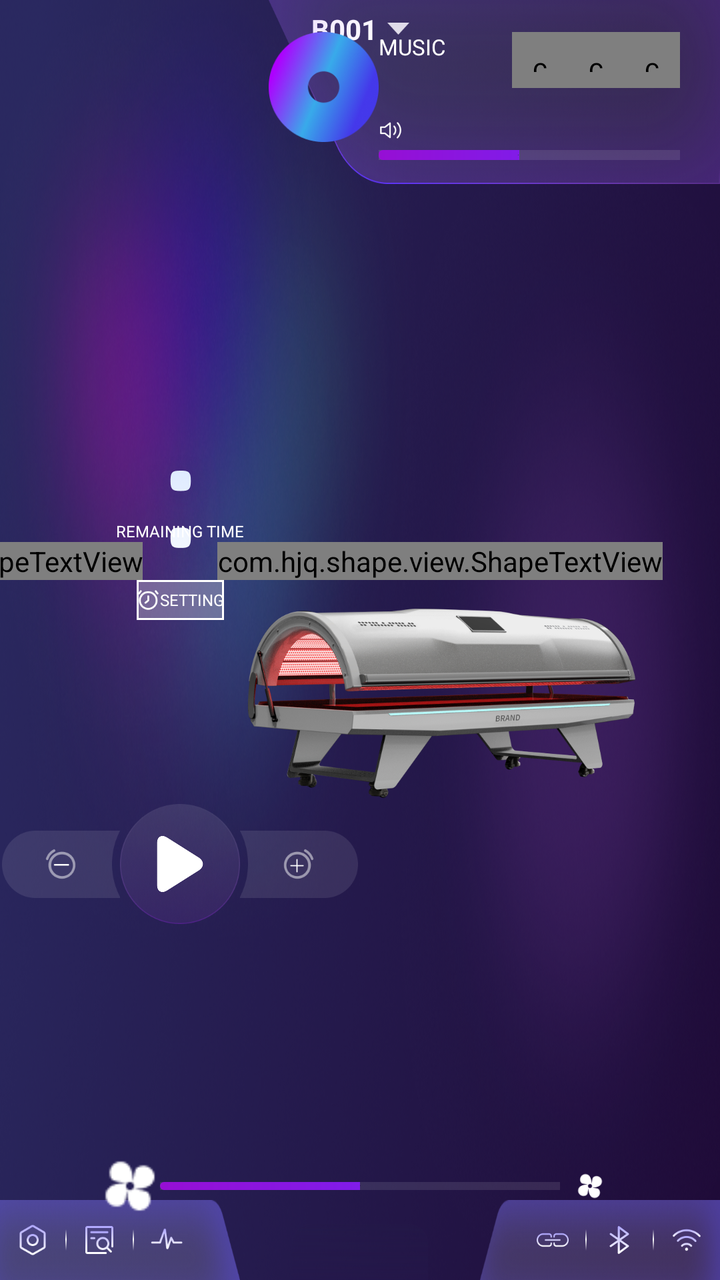
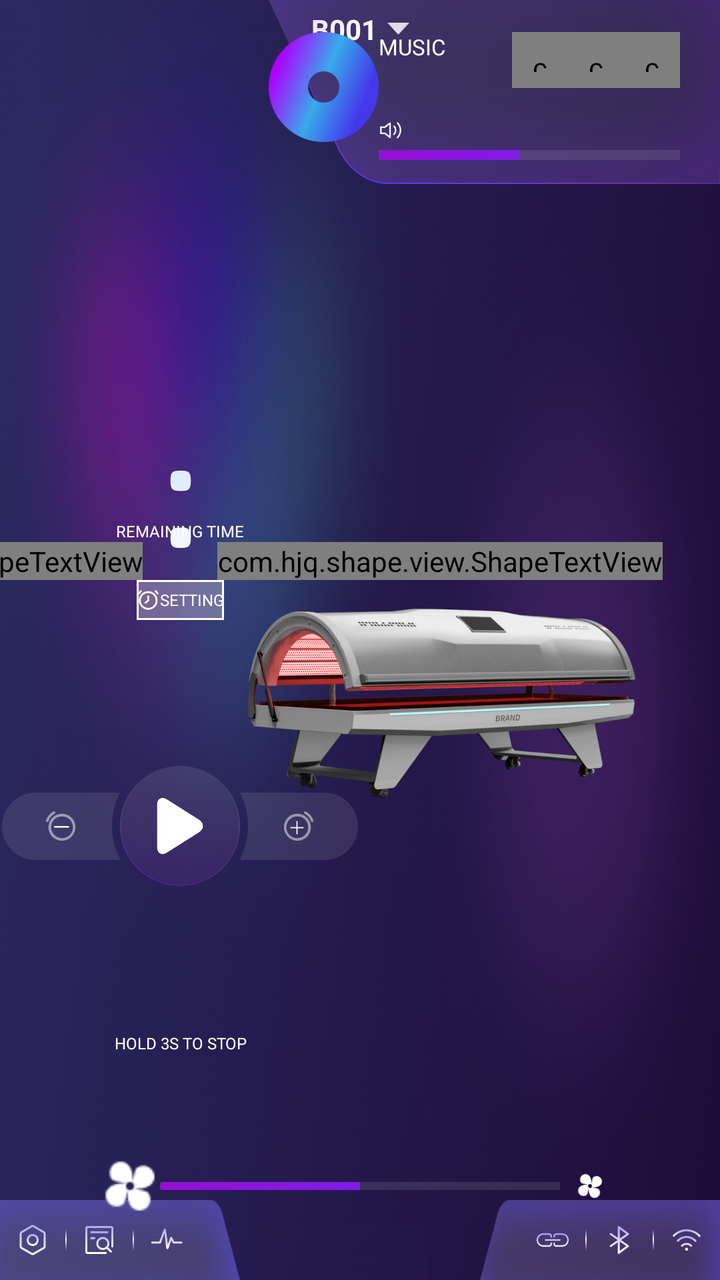

Compare the two renders of this Android layout. The source of the first and the diff that turns it into the second are given below.
<!-- AndroidManifest.xml: application theme AppTheme -->
<!-- res/layout/layout_devicelauncheractivity.xml -->
<?xml version="1.0" encoding="utf-8"?>
<LinearLayout xmlns:android="http://schemas.android.com/apk/res/android"
    xmlns:app="http://schemas.android.com/apk/res-auto"
    xmlns:tools="http://schemas.android.com/tools"
    android:layout_width="match_parent"
    android:layout_height="match_parent"
    android:background="@mipmap/bg_main"
    android:orientation="vertical"
    tools:ignore="MissingConstraints">

    <FrameLayout
        android:layout_width="match_parent"
        android:layout_height="42dp"
        android:visibility="gone">

        <LinearLayout
            android:layout_width="match_parent"
            android:layout_height="42dp"
            android:background="@color/title_color"
            android:gravity="center_vertical"
            android:orientation="horizontal">

            <ImageView
                android:id="@+id/ivFinish"
                android:layout_width="wrap_content"
                android:layout_height="match_parent"
                android:layout_centerVertical="true"
                android:paddingVertical="12dp"
                android:paddingLeft="20dp"
                android:paddingRight="10dp"
                android:src="@mipmap/icon_w_finish" />


            <View
                android:layout_width="match_parent"
                android:layout_height="match_parent"
                android:layout_weight="1" />

        </LinearLayout>

        
        
        
        
        
        
        
        

        <ImageView
            android:layout_width="160dp"
            android:layout_height="wrap_content"
            android:layout_gravity="center"
            android:src="@mipmap/pic_titlelogo" />
    </FrameLayout>

    <androidx.constraintlayout.widget.ConstraintLayout
        android:layout_width="match_parent"
        android:layout_height="match_parent">

        <include layout="@layout/layout_logo_top_left" />

        <LinearLayout
            android:id="@+id/llDeviceName"
            android:layout_width="wrap_content"
            android:layout_height="wrap_content"
            android:gravity="center_vertical"
            android:orientation="horizontal"
            android:paddingVertical="5dp"
            android:paddingRight="10dp"
            app:layout_constraintLeft_toLeftOf="parent"
            app:layout_constraintRight_toRightOf="parent">

            <TextView
                android:id="@+id/tvDeviceName"
                android:layout_width="wrap_content"
                android:layout_height="wrap_content"
                android:layout_marginLeft="10dp"
                android:gravity="center_vertical"
                android:paddingRight="5dp"
                android:text="B001"
                android:textColor="@color/white"
                android:textSize="14dp"
                android:textStyle="bold" />

            <ImageView
                android:id="@+id/ivDeviceName"
                android:layout_width="11dp"
                android:layout_height="6dp"
                android:src="@mipmap/icon_sanjiao" />

        </LinearLayout>

        <ImageView
            android:layout_width="275dp"
            android:layout_height="155dp"
            android:src="@mipmap/ic_machine"
            app:layout_constraintBottom_toTopOf="@id/ll_bottom"
            app:layout_constraintEnd_toEndOf="parent"
            app:layout_constraintTop_toBottomOf="@id/view_top_end" />

        <androidx.constraintlayout.widget.ConstraintLayout
            android:id="@+id/view_top_end"
            android:layout_width="wrap_content"
            android:layout_height="92dp"
            android:background="@mipmap/bg_main_top_right"
            android:paddingStart="@dimen/dp_40"
            app:layout_constraintEnd_toEndOf="parent"
            app:layout_constraintTop_toTopOf="parent">

            <ImageView
                android:id="@+id/logo_music"
                android:layout_width="55dp"
                android:layout_height="55dp"
                android:layout_marginTop="16dp"
                android:layout_marginEnd="@dimen/dp_10"
                android:src="@mipmap/ic_music"
                app:layout_constraintEnd_toStartOf="@id/tvPlayingNow"
                app:layout_constraintTop_toTopOf="parent" />

            <TextView
                android:id="@+id/tvMusic"
                android:layout_width="wrap_content"
                android:layout_height="wrap_content"
                android:layout_marginBottom="@dimen/dp_4"
                android:text="MUSIC"
                android:textColor="@color/white"
                android:textSize="11sp"
                app:layout_constraintStart_toStartOf="@id/tvPlayingNow"
                app:layout_constraintTop_toTopOf="@id/logo_music" />

            <TextView
                android:id="@+id/tvPlayingNow"
                android:layout_width="wrap_content"
                android:layout_height="wrap_content"
                android:layout_marginEnd="27dp"
                android:text="PLAYING NOW"
                android:textColor="#9F9F9F"
                android:textSize="6sp"
                android:visibility="invisible"
                app:layout_constraintEnd_toStartOf="@id/ivSong1"
                app:layout_constraintTop_toBottomOf="@id/tvMusic" />

            <ImageView

                android:layout_width="wrap_content"
                android:layout_height="wrap_content" />

            <com.diwen.liliao.utils.ReplaceSelectorImageView
                android:id="@+id/ivSong1"
                android:layout_width="28dp"
                android:layout_height="28dp"
                android:padding="8dp"
                android:src="@mipmap/icon_song1"
                app:layout_constraintBottom_toBottomOf="@id/ivSong2"
                app:layout_constraintEnd_toStartOf="@id/ivSong2"
                app:layout_constraintTop_toTopOf="@id/ivSong2" />

            <com.diwen.liliao.utils.ReplaceSelectorImageView
                android:id="@+id/ivSong2"
                android:layout_width="28dp"
                android:layout_height="28dp"
                android:padding="8dp"
                android:src="@mipmap/icon_song2"
                app:layout_constraintBottom_toBottomOf="@id/ivSong3"
                app:layout_constraintEnd_toStartOf="@id/ivSong3"
                app:layout_constraintTop_toTopOf="@id/ivSong3" />

            <com.diwen.liliao.utils.ReplaceSelectorImageView
                android:id="@+id/ivSong3"
                android:layout_width="28dp"
                android:layout_height="28dp"
                android:padding="8dp"
                android:src="@mipmap/icon_song3"
                app:layout_constraintEnd_toEndOf="@id/seekbar"
                app:layout_constraintTop_toTopOf="@id/logo_music" />

            <ImageView
                android:layout_width="12dp"
                android:layout_height="12dp"
                android:src="@mipmap/ic_music_small"
                app:layout_constraintLeft_toLeftOf="@id/seekbar"
                app:layout_constraintTop_toTopOf="@id/seekbar" />

            <SeekBar
                android:id="@+id/seekbar"
                style="@android:style/Widget.SeekBar"
                android:layout_width="0dp"
                android:layout_height="33dp"
                android:layout_gravity="center_vertical"
                android:layout_marginStart="@dimen/dp_10"
                android:layout_marginEnd="20dp"
                android:background="@null"
                android:max="15"
                android:min="0"
                android:paddingStart="0dp"
                android:paddingTop="16dp"
                android:paddingEnd="0dp"
                android:paddingBottom="12dp"
                android:progress="7"
                android:progressDrawable="@drawable/layer_list_progress_drawable_1"
                android:thumb="@drawable/shape_progressbar_thumb"
                app:layout_constraintBottom_toBottomOf="parent"
                app:layout_constraintEnd_toEndOf="parent"
                app:layout_constraintStart_toEndOf="@id/logo_music"
                tools:ignore="MissingConstraints" />

        </androidx.constraintlayout.widget.ConstraintLayout>

        <LinearLayout
            android:id="@+id/ll_bottom"
            android:layout_width="match_parent"
            android:layout_height="40dp"
            android:orientation="horizontal"
            app:layout_constraintBottom_toBottomOf="parent">

            <LinearLayout
                android:layout_width="0dp"
                android:layout_height="match_parent"
                android:layout_weight="1"
                android:background="@mipmap/bg_main_bottom_left"
                android:gravity="center_vertical"
                android:orientation="horizontal"
                android:paddingEnd="20dp">

                <LinearLayout
                    android:id="@+id/ivSetting"
                    android:layout_width="0dp"
                    android:layout_height="match_parent"
                    android:layout_weight="1"
                    android:gravity="center">

                    <ImageView
                        android:layout_width="16dp"
                        android:layout_height="16dp"
                        android:src="@mipmap/icon_setting" />

                </LinearLayout>

                <ImageView
                    android:layout_width="wrap_content"
                    android:layout_height="wrap_content"
                    android:src="@mipmap/line_divider" />

                <LinearLayout
                    android:id="@+id/ivRecord"
                    android:layout_width="0dp"
                    android:layout_height="match_parent"
                    android:layout_weight="1"
                    android:gravity="center">

                    <ImageView
                        android:layout_width="16dp"
                        android:layout_height="16dp"
                        android:src="@mipmap/ic_record" />

                </LinearLayout>

                <ImageView
                    android:layout_width="wrap_content"
                    android:layout_height="wrap_content"
                    android:src="@mipmap/line_divider" />

                <LinearLayout
                    android:id="@+id/ivMaiChong"
                    android:layout_width="0dp"
                    android:layout_height="match_parent"
                    android:layout_weight="1"
                    android:gravity="center">

                    <ImageView
                        android:layout_width="16dp"
                        android:layout_height="16dp"
                        android:src="@mipmap/ic_maichong" />

                </LinearLayout>


            </LinearLayout>

            <FrameLayout
                android:layout_width="0dp"
                android:layout_height="match_parent"
                android:layout_weight="1"
                android:paddingHorizontal="26dp"
                android:paddingTop="12dp">

                <View
                    android:layout_width="match_parent"
                    android:layout_height="match_parent"
                    android:background="@drawable/bg_main_bottom_center" />

                <TextView
                    android:id="@+id/modelName"
                    android:layout_width="match_parent"
                    android:layout_height="match_parent"
                    android:ellipsize="end"
                    android:gravity="center"
                    android:singleLine="true"
                    android:textColor="@color/white"
                    android:textSize="11sp"
                    android:textStyle="bold" />

            </FrameLayout>

            <LinearLayout
                android:layout_width="0dp"
                android:layout_height="match_parent"
                android:layout_weight="1"
                android:background="@mipmap/bg_main_bottom_right"
                android:gravity="center_vertical"
                android:orientation="horizontal"
                android:paddingStart="20dp">

                <LinearLayout
                    android:layout_width="0dp"
                    android:layout_height="match_parent"
                    android:layout_weight="1"
                    android:gravity="center">

                    <ImageView
                        android:id="@+id/ivPhone"
                        android:layout_width="16dp"
                        android:layout_height="16dp"
                        android:src="@mipmap/icon_phoneline" />

                </LinearLayout>

                <ImageView
                    android:layout_width="wrap_content"
                    android:layout_height="wrap_content"
                    android:src="@mipmap/line_divider" />

                <LinearLayout
                    android:layout_width="0dp"
                    android:layout_height="match_parent"
                    android:layout_weight="1"
                    android:gravity="center">

                    <ImageView
                        android:id="@+id/ivBl"
                        android:layout_width="16dp"
                        android:layout_height="16dp"
                        android:src="@mipmap/icon_lanta" />

                </LinearLayout>

                <ImageView
                    android:layout_width="wrap_content"
                    android:layout_height="wrap_content"
                    android:src="@mipmap/line_divider" />

                <LinearLayout
                    android:layout_width="0dp"
                    android:layout_height="match_parent"
                    android:layout_weight="1"
                    android:gravity="center">

                    <ImageView
                        android:id="@+id/iv_wifi"
                        android:layout_width="16dp"
                        android:layout_height="16dp"
                        android:src="@mipmap/icon_wificonnect" />

                </LinearLayout>


            </LinearLayout>

        </LinearLayout>

        <LinearLayout
            android:id="@+id/fan_control"
            android:layout_width="260dp"
            android:layout_height="30dp"
            android:gravity="center_vertical"
            android:orientation="horizontal"
            android:translationY="8dp"
            app:layout_constraintBottom_toTopOf="@id/ll_bottom"
            app:layout_constraintEnd_toEndOf="parent"
            app:layout_constraintStart_toStartOf="parent">

            <ImageView
                android:id="@+id/fenshanJian"
                android:layout_width="30dp"
                android:layout_height="30dp"
                android:padding="@dimen/dp_10"
                android:src="@mipmap/ic_fengshan_jian" />

            <SeekBar
                android:id="@+id/seekbar_fengshan"
                style="@android:style/Widget.SeekBar"
                android:layout_width="0dp"
                android:layout_height="match_parent"
                android:layout_gravity="center_vertical"
                android:layout_marginStart="@dimen/dp_10"
                android:layout_marginEnd="@dimen/dp_10"
                android:layout_weight="1"
                android:background="@null"
                android:enabled="false"
                android:max="5"
                android:min="1"
                android:paddingStart="0dp"
                android:paddingTop="13dp"
                android:paddingEnd="0dp"
                android:paddingBottom="13dp"
                android:progress="3"
                android:progressDrawable="@drawable/layer_list_progress_drawable_1"
                android:thumb="@drawable/shape_progressbar_thumb" />

            <ImageView
                android:id="@+id/fenshanJia"
                android:layout_width="30dp"
                android:layout_height="30dp"
                android:padding="7.5dp"
                android:src="@mipmap/ic_fengshan_add" />

        </LinearLayout>

        <RelativeLayout
            android:id="@+id/rl_start"
            android:layout_width="60dp"
            android:layout_height="60dp"
            android:background="@mipmap/bg_start"
            app:layout_constraintBottom_toTopOf="@id/ll_bottom"
            app:layout_constraintLeft_toLeftOf="parent"
            app:layout_constraintRight_toRightOf="@id/guild_line_ver_center"
            app:layout_constraintTop_toBottomOf="@id/iv_status"
            app:layout_constraintVertical_bias="0.4">

            <ImageView
                android:id="@+id/iv_start"
                android:layout_width="28dp"
                android:layout_height="28dp"
                android:layout_centerInParent="true"
                android:src="@mipmap/ic_stop" />

        </RelativeLayout>

        <RelativeLayout
            android:id="@+id/rl_start_left"
            android:layout_width="59dp"
            android:layout_height="33.5dp"
            android:background="@mipmap/bg_time_left"
            app:layout_constraintBottom_toBottomOf="@id/rl_start"
            app:layout_constraintEnd_toStartOf="@id/rl_start"
            app:layout_constraintTop_toTopOf="@id/rl_start">

            <ImageView
                android:id="@+id/ivmiue"
                android:layout_width="20dp"
                android:layout_height="20dp"
                android:layout_centerInParent="true"
                android:src="@mipmap/icon_jian_no" />

        </RelativeLayout>

        <RelativeLayout
            android:id="@+id/rl_start_right"
            android:layout_width="59dp"
            android:layout_height="33.5dp"
            android:background="@mipmap/bg_time_right"
            app:layout_constraintBottom_toBottomOf="@id/rl_start"
            app:layout_constraintStart_toEndOf="@id/rl_start"
            app:layout_constraintTop_toTopOf="@id/rl_start">

            <ImageView
                android:id="@+id/ivAdd"
                android:layout_width="20dp"
                android:layout_height="20dp"
                android:layout_centerInParent="true"
                android:src="@mipmap/icon_add_no" />
        </RelativeLayout>

        <androidx.constraintlayout.widget.Guideline
            android:id="@+id/guild_line_ver_center"
            android:layout_width="wrap_content"
            android:layout_height="wrap_content"
            android:orientation="vertical"
            app:layout_constraintGuide_percent="0.5" />

        <ImageView
            android:id="@+id/shapeMao"
            android:layout_width="wrap_content"
            android:layout_height="wrap_content"
            android:src="@mipmap/ic_time_point"
            app:layout_constraintBottom_toTopOf="@id/iv_status"
            app:layout_constraintEnd_toEndOf="@id/guild_line_ver_center"
            app:layout_constraintStart_toStartOf="parent" />

        <com.hjq.shape.view.ShapeTextView
            android:id="@+id/tvMine"
            android:layout_width="wrap_content"
            android:layout_height="wrap_content"
            android:gravity="center"
            android:text="10"
            android:textColor="@color/white"
            android:textSize="52.5sp"
            android:textStyle="bold"
            app:layout_constraintBottom_toTopOf="@id/iv_status"
            app:layout_constraintEnd_toStartOf="@id/shapeMao" />

        <com.hjq.shape.view.ShapeTextView
            android:id="@+id/tvSeconds"
            android:layout_width="wrap_content"
            android:layout_height="wrap_content"
            android:gravity="center"
            android:text="00"
            android:textColor="@color/white"
            android:textSize="52.5sp"
            android:textStyle="bold"
            app:layout_constraintBottom_toTopOf="@id/iv_status"
            app:layout_constraintStart_toEndOf="@id/shapeMao" />

        
        
        
        
        
        
        
        
        

        <LinearLayout
            android:id="@+id/iv_status"
            android:layout_width="wrap_content"
            android:layout_height="20dp"
            android:background="@drawable/bg_stroke_corner_10"
            android:gravity="center"
            android:orientation="horizontal"
            android:paddingHorizontal="@dimen/dp_10"
            app:layout_constraintBottom_toTopOf="@id/ll_bottom"
            app:layout_constraintEnd_toEndOf="@id/shapeMao"
            app:layout_constraintStart_toStartOf="@id/shapeMao"
            app:layout_constraintTop_toTopOf="parent">

            <ImageView
                android:layout_width="12dp"
                android:layout_height="12dp"
                android:src="@mipmap/ic_clock" />

            <TextView
                android:id="@+id/tv_status"
                android:layout_width="wrap_content"
                android:layout_height="wrap_content"
                android:layout_marginStart="@dimen/dp_4"
                android:text="SETTING"
                android:textColor="@color/white"
                android:textSize="8sp" />

        </LinearLayout>

        <TextView
            android:id="@+id/tvRemainingTime"
            android:layout_width="wrap_content"
            android:layout_height="wrap_content"
            android:text="REMAINING TIME"
            android:textColor="@color/white"
            android:textSize="8sp"
            app:layout_constraintBottom_toTopOf="@id/tvMine"
            app:layout_constraintEnd_toEndOf="@id/shapeMao"
            app:layout_constraintStart_toStartOf="@id/shapeMao" />

        <FrameLayout
            android:id="@+id/prepareOverlay"
            android:layout_width="0dp"
            android:layout_height="0dp"
            android:background="@mipmap/bg_main"
            android:clickable="true"
            android:focusable="true"
            android:visibility="gone"
            app:layout_constraintBottom_toBottomOf="parent"
            app:layout_constraintEnd_toEndOf="parent"
            app:layout_constraintStart_toStartOf="parent"
            app:layout_constraintTop_toTopOf="parent">

            <LinearLayout
                android:layout_width="wrap_content"
                android:layout_height="wrap_content"
                android:layout_gravity="center"
                android:gravity="center"
                android:orientation="vertical">

                <TextView
                    android:id="@+id/tvPrepareTitle"
                    android:layout_width="wrap_content"
                    android:layout_height="wrap_content"
                    android:text="SESSION STARTING IN SECONDS"
                    android:textColor="@color/white"
                    android:textSize="13sp" />

                <TextView
                    android:id="@+id/tvPrepareSeconds"
                    android:layout_width="220dp"
                    android:layout_height="130dp"
                    android:gravity="center"
                    android:text="10"
                    android:textColor="@color/white"
                    android:textSize="86sp"
                    android:textStyle="bold" />

                <TextView
                    android:id="@+id/tvPrepareHint"
                    android:layout_width="wrap_content"
                    android:layout_height="wrap_content"
                    android:text="Get in Bed Now"
                    android:textColor="@color/white"
                    android:textSize="13sp" />

            </LinearLayout>

            <ImageView
                android:id="@+id/ivPrepareBack"
                android:layout_width="58dp"
                android:layout_height="46dp"
                android:layout_gravity="bottom|end"
                android:paddingHorizontal="16dp"
                android:paddingVertical="11dp"
                android:src="@mipmap/icon_w_finish" />

        </FrameLayout>

        <androidx.recyclerview.widget.RecyclerView
            android:id="@+id/mesreList"
            android:layout_width="370dp"
            android:layout_height="match_parent"
            android:background="@color/white"
            android:orientation="vertical"
            android:visibility="gone"
            app:layoutManager="androidx.recyclerview.widget.LinearLayoutManager"
            app:layout_constraintRight_toRightOf="parent"
            app:layout_constraintTop_toTopOf="parent" />

        <ImageView
            android:id="@+id/iv_warning"
            android:layout_width="wrap_content"
            android:layout_height="wrap_content"
            android:src="@drawable/ic_warning_pic"
            android:visibility="gone"
            app:layout_constraintBottom_toBottomOf="parent"
            app:layout_constraintLeft_toLeftOf="parent"
            app:layout_constraintRight_toRightOf="parent"
            app:layout_constraintTop_toTopOf="parent"
            tools:visibility="visible" />

    </androidx.constraintlayout.widget.ConstraintLayout>


</LinearLayout>
<!-- res/layout/layout_logo_top_left.xml (included above) -->
<?xml version="1.0" encoding="utf-8"?>
<androidx.constraintlayout.widget.ConstraintLayout xmlns:android="http://schemas.android.com/apk/res/android"
    xmlns:app="http://schemas.android.com/apk/res-auto"
    android:layout_width="wrap_content"
    android:layout_height="wrap_content">

    <ImageView
        android:layout_width="123dp"
        android:layout_height="47dp"
        android:padding="16dp"
        android:src="@mipmap/ic_logo_main"
        android:visibility="invisible"
        app:layout_constraintDimensionRatio="H,62:11"
        app:layout_constraintStart_toStartOf="parent"
        app:layout_constraintTop_toTopOf="parent" />

</androidx.constraintlayout.widget.ConstraintLayout>
<!-- resources referenced by this layout -->
<resources>
  <color name="title_color">#735A74F9</color>
  <color name="white">#FFFFFF</color>
  <!-- drawable bg_main_bottom_center (drawable) -->
  <?xml version="1.0" encoding="utf-8"?>
  <shape xmlns:android="http://schemas.android.com/apk/res/android">
      <gradient
          android:angle="270"
          android:endColor="#6624174B"
          android:startColor="#33211A46" />
      <corners
          android:topLeftRadius="10dp"
          android:topRightRadius="10dp" />
  </shape>
  <!-- drawable bg_stroke_corner_10 (drawable) -->
  <?xml version="1.0" encoding="utf-8"?>
  <shape android:shape="rectangle" xmlns:android="http://schemas.android.com/apk/res/android">
      <corners android:radius="@dimen/dp_10" />
      <stroke
          android:color="@color/white"
          android:width="1dp" />
      <solid android:color="#47FFFFFF" />
  
  </shape>
  <!-- drawable layer_list_progress_drawable_1 (drawable) -->
  <?xml version="1.0" encoding="utf-8"?>
  <layer-list xmlns:android="http://schemas.android.com/apk/res/android">
  
      <item
          android:id="@android:id/background"
          android:drawable="@color/white10" />
  
      <item android:id="@android:id/progress">
  
          <clip android:drawable="@drawable/shape_progressbar_progress" />
  
      </item>
  
  </layer-list>
  <!-- drawable shape_progressbar_thumb (drawable) -->
  <?xml version="1.0" encoding="utf-8"?>
  <shape xmlns:android="http://schemas.android.com/apk/res/android">
  
      
      <solid android:color="@color/bg00" />
  
  </shape>
  <style name="AppTheme" parent="Theme.AppCompat.Light.NoActionBar">
          <item name="colorPrimary">@color/white</item>
          <item name="colorPrimaryDark">@color/white</item>
          <item name="colorAccent">@color/themeColor</item>
          <item name="android:textColor">@color/black</item>
  
          
          <item name="android:windowBackground">@color/white</item>
          <item name="android:windowSoftInputMode">stateAlwaysHidden</item>
          <item name="android:launchMode">singleTop</item>
          <item name="android:forceDarkAllowed" tools:ignore="NewApi">false</item>
      </style>
  <color name="white10">#1AFFFFFF</color>
  <!-- drawable shape_progressbar_progress (drawable) -->
  <?xml version="1.0" encoding="utf-8"?>
  <shape xmlns:android="http://schemas.android.com/apk/res/android">
  
      <gradient
          android:endColor="#6929FE"
          android:startColor="#960FD4" />
      <corners android:radius="2dp" />
  </shape>
  <color name="bg00">#00000000</color>
  <color name="themeColor">#3F73FE</color>
  <color name="black">#000000</color>
  <!-- unchanged entries left out for length: 32 -->
</resources>

<!-- the commit's change to res/layout/layout_devicelauncheractivity.xml (unified diff, before → after) -->
@@ -422,7 +422,7 @@
             android:layout_width="60dp"
             android:layout_height="60dp"
             android:background="@mipmap/bg_start"
-            app:layout_constraintBottom_toTopOf="@id/ll_bottom"
+            app:layout_constraintBottom_toTopOf="@id/tvHoldToStopHint"
             app:layout_constraintLeft_toLeftOf="parent"
             app:layout_constraintRight_toRightOf="@id/guild_line_ver_center"
             app:layout_constraintTop_toBottomOf="@id/iv_status"
@@ -511,6 +511,49 @@
             android:textStyle="bold"
             app:layout_constraintBottom_toTopOf="@id/iv_status"
             app:layout_constraintStart_toEndOf="@id/shapeMao" />
+
+        <LinearLayout
+            android:id="@+id/prepareCompactCountdown"
+            android:layout_width="wrap_content"
+            android:layout_height="wrap_content"
+            android:layout_marginStart="14dp"
+            android:gravity="center_vertical"
+            android:orientation="horizontal"
+            android:visibility="gone"
+            app:layout_constraintBottom_toBottomOf="@id/tvSeconds"
+            app:layout_constraintStart_toEndOf="@id/tvSeconds">
+
+            <TextView
+                android:id="@+id/tvPrepareMainSeconds"
+                android:layout_width="wrap_content"
+                android:layout_height="wrap_content"
+                android:text="10"
+                android:textColor="@color/white"
+                android:textSize="34sp"
+                android:textStyle="bold" />
+
+            <ImageView
+                android:id="@+id/ivPrepareHourglass"
+                android:layout_width="13dp"
+                android:layout_height="13dp"
+                android:layout_marginStart="4dp"
+                android:src="@mipmap/ic_prepare_hourglass" />
+
+        </LinearLayout>
+
+        <TextView
+            android:id="@+id/tvHoldToStopHint"
+            android:layout_width="220dp"
+            android:layout_height="wrap_content"
+            android:gravity="center"
+            android:maxLines="1"
+            android:text="HOLD 3S TO STOP"
+            android:textColor="@color/white"
+            android:textSize="8sp"
+            app:layout_constraintBottom_toTopOf="@id/ll_bottom"
+            app:layout_constraintEnd_toEndOf="@id/rl_start"
+            app:layout_constraintStart_toStartOf="@id/rl_start"
+            app:layout_constraintTop_toBottomOf="@id/rl_start" />
 
         
         
<!-- resource entries referenced after the edit -->
@@ -46,6 +46,7 @@
       <solid android:color="@color/bg00" />
   
   </shape>
+  <!-- mipmap ic_prepare_hourglass: png bitmap (mipmap-xxhdpi, 600 bytes) -->
   <style name="AppTheme" parent="Theme.AppCompat.Light.NoActionBar">
           <item name="colorPrimary">@color/white</item>
           <item name="colorPrimaryDark">@color/white</item>
